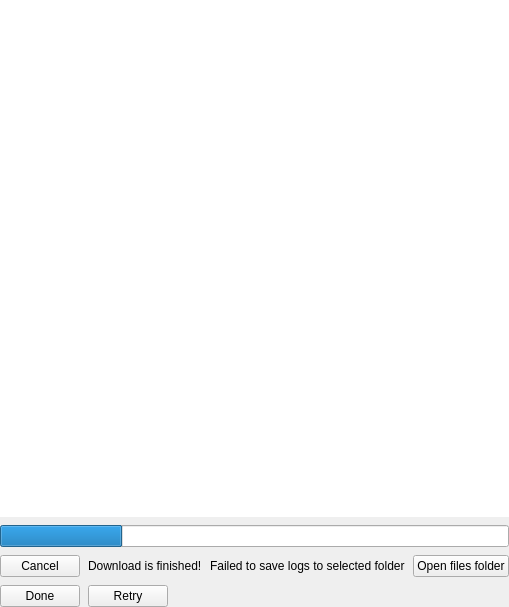
networkoptix/nx_open, file vms/client/nx_vms_client_desktop/src/nx/vms/client/desktop/system_administration/widgets/logs_management_widget.ui: the form before one commit.
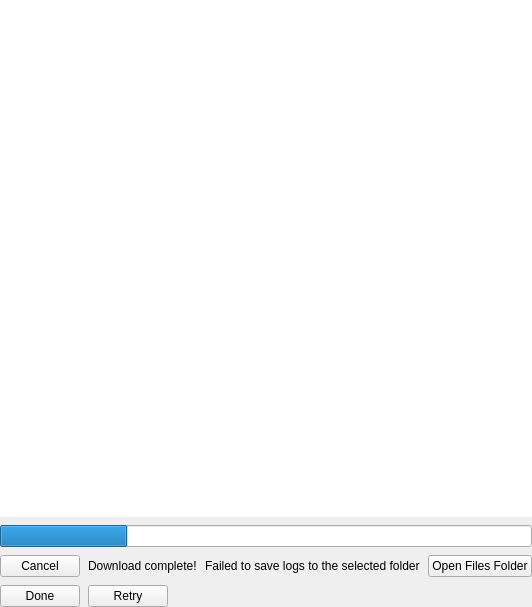
The form after the commit. The open tabs and pages were chosen to show the change. Custom widgets are drawn as their Qt base class.

```diff
--- a/vms/client/nx_vms_client_desktop/src/nx/vms/client/desktop/system_administration/widgets/logs_management_widget.ui
+++ b/vms/client/nx_vms_client_desktop/src/nx/vms/client/desktop/system_administration/widgets/logs_management_widget.ui
@@ -177,14 +177,14 @@
          <item>
           <widget class="QLabel" name="finishedLabel">
            <property name="text">
-            <string>Download is finished!</string>
+            <string>Download complete!</string>
            </property>
           </widget>
          </item>
          <item>
           <widget class="QLabel" name="errorLabel">
            <property name="text">
-            <string>Failed to save logs to selected folder</string>
+            <string>Failed to save logs to the selected folder</string>
            </property>
           </widget>
          </item>
@@ -204,7 +204,7 @@
          <item>
           <widget class="QPushButton" name="openFolderButton">
            <property name="text">
-            <string>Open files folder</string>
+            <string>Open Files Folder</string>
            </property>
           </widget>
          </item>
```
